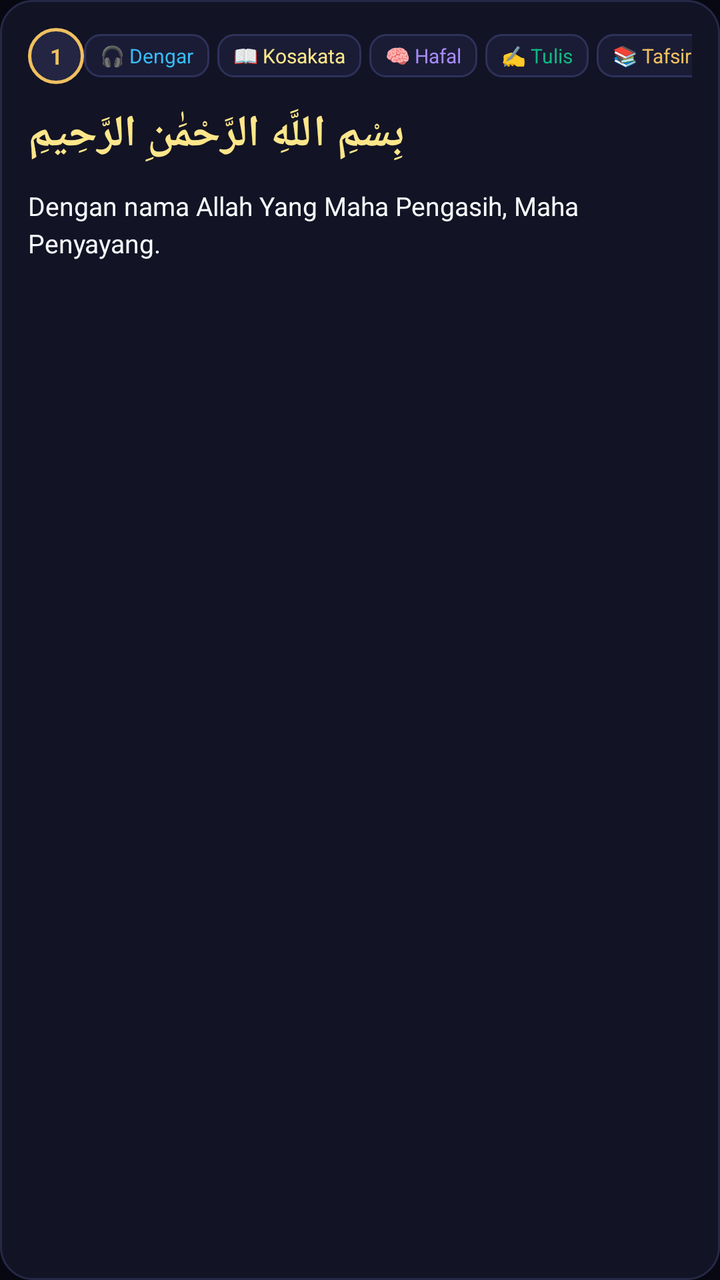
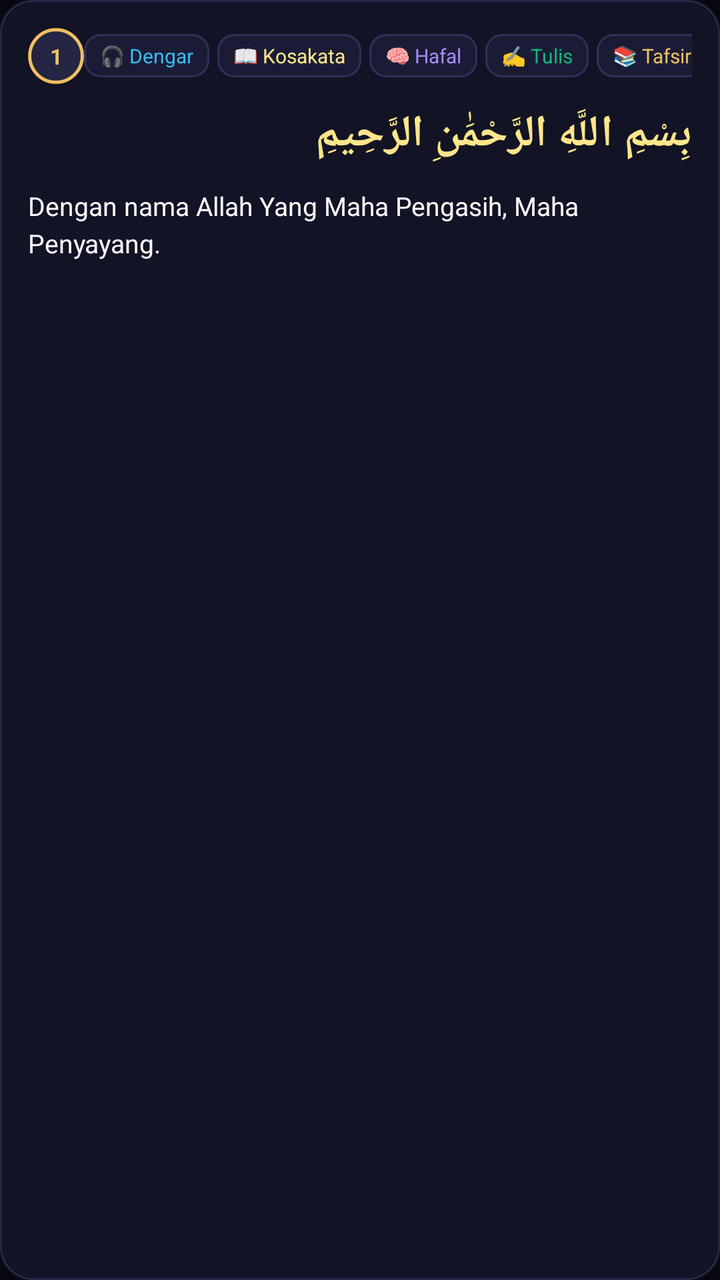

Screens rendered from an Android XML layout before and after an edit, with the pre-edit source and the edit as a unified diff.
<!-- AndroidManifest.xml: application theme AppTheme -->
<!-- res/layout/item_ayah.xml -->
<?xml version="1.0" encoding="utf-8"?>
<LinearLayout xmlns:android="http://schemas.android.com/apk/res/android"
    android:layout_width="match_parent"
    android:layout_height="wrap_content"
    android:layout_marginHorizontal="16dp"
    android:layout_marginVertical="6dp"
    android:background="@drawable/bg_card_surah"
    android:orientation="vertical"
    android:padding="14dp">

    
    <LinearLayout
        android:layout_width="match_parent"
        android:layout_height="wrap_content"
        android:orientation="horizontal"
        android:gravity="center_vertical"
        android:paddingBottom="10dp">

        
        <TextView
            android:id="@+id/tv_ayah_number"
            android:layout_width="28dp"
            android:layout_height="28dp"
            android:background="@drawable/bg_badge_number"
            android:gravity="center"
            android:text="1"
            android:textColor="@color/gold_primary"
            android:textSize="11sp"
            android:textStyle="bold" />

        <View
            android:layout_width="0dp"
            android:layout_height="1dp"
            android:layout_weight="1" />

        
        <TextView
            android:id="@+id/btn_ayah_play"
            android:layout_width="wrap_content"
            android:layout_height="wrap_content"
            android:background="@drawable/bg_chip_action"
            android:paddingHorizontal="8dp"
            android:paddingVertical="4dp"
            android:text="🎧 Dengar"
            android:textColor="@color/cyan_accent"
            android:textSize="10sp"
            android:layout_marginEnd="4dp" />

        
        <TextView
            android:id="@+id/btn_ayah_kosakata"
            android:layout_width="wrap_content"
            android:layout_height="wrap_content"
            android:background="@drawable/bg_chip_action"
            android:paddingHorizontal="8dp"
            android:paddingVertical="4dp"
            android:text="📖 Kosakata"
            android:textColor="@color/gold_light"
            android:textSize="10sp"
            android:layout_marginEnd="4dp" />

        
        <TextView
            android:id="@+id/btn_ayah_hafal"
            android:layout_width="wrap_content"
            android:layout_height="wrap_content"
            android:background="@drawable/bg_chip_action"
            android:paddingHorizontal="8dp"
            android:paddingVertical="4dp"
            android:text="🧠 Hafal"
            android:textColor="@color/purple_accent"
            android:textSize="10sp"
            android:layout_marginEnd="4dp" />

        
        <TextView
            android:id="@+id/btn_ayah_tulis"
            android:layout_width="wrap_content"
            android:layout_height="wrap_content"
            android:background="@drawable/bg_chip_action"
            android:paddingHorizontal="8dp"
            android:paddingVertical="4dp"
            android:text="✍️ Tulis"
            android:textColor="@color/emerald"
            android:textSize="10sp"
            android:layout_marginEnd="4dp" />

        
        <TextView
            android:id="@+id/btn_ayah_pelajari"
            android:layout_width="wrap_content"
            android:layout_height="wrap_content"
            android:background="@drawable/bg_chip_action"
            android:paddingHorizontal="8dp"
            android:paddingVertical="4dp"
            android:text="📚 Tafsir"
            android:textColor="@color/gold_primary"
            android:textSize="10sp" />
    </LinearLayout>

    
    <TextView
        android:id="@+id/tv_ayah_arabic"
        android:layout_width="match_parent"
        android:layout_height="wrap_content"
        android:gravity="right|end"
        android:layoutDirection="rtl"
        android:textDirection="rtl"
        android:textAlignment="gravity"
        android:lineSpacingMultiplier="1.4"
        android:text="بِسْمِ اللَّهِ الرَّحْمَٰنِ الرَّحِيمِ"
        android:textColor="@color/gold_light"
        android:textSize="22sp"
        android:textStyle="bold"
        android:layout_marginBottom="12dp" />

    
    <TextView
        android:id="@+id/tv_ayah_indo"
        android:layout_width="match_parent"
        android:layout_height="wrap_content"
        android:lineSpacingMultiplier="1.2"
        android:text="Dengan nama Allah Yang Maha Pengasih, Maha Penyayang."
        android:textColor="@color/text_primary"
        android:textSize="13sp" />

</LinearLayout>
<!-- resources referenced by this layout -->
<resources>
  <color name="cyan_accent">#38BDF8</color>
  <color name="emerald">#10B981</color>
  <color name="gold_light">#FDE68A</color>
  <color name="gold_primary">#F0C060</color>
  <color name="purple_accent">#A78BFA</color>
  <color name="text_primary">#F8FAFC</color>
  <!-- drawable bg_badge_number (drawable) -->
  <?xml version="1.0" encoding="utf-8"?>
  <shape xmlns:android="http://schemas.android.com/apk/res/android"
      android:shape="oval">
      <solid android:color="#232542" />
      <stroke android:width="1.5dp" android:color="@color/gold_primary" />
  </shape>
  <!-- drawable bg_card_surah (drawable) -->
  <?xml version="1.0" encoding="utf-8"?>
  <shape xmlns:android="http://schemas.android.com/apk/res/android"
      android:shape="rectangle">
      <solid android:color="@color/bg_card" />
      <corners android:radius="16dp" />
      <stroke android:width="1dp" android:color="@color/border_color" />
  </shape>
  <!-- drawable bg_chip_action (drawable) -->
  <?xml version="1.0" encoding="utf-8"?>
  <shape xmlns:android="http://schemas.android.com/apk/res/android"
      android:shape="rectangle">
      <solid android:color="#1A1C36" />
      <corners android:radius="8dp" />
      <stroke android:width="1dp" android:color="#2E3159" />
  </shape>
  <style name="AppTheme" parent="Theme.MaterialComponents.DayNight.NoActionBar">
          <item name="colorPrimary">@color/gold_primary</item>
          <item name="colorPrimaryDark">@color/bg_main</item>
          <item name="colorAccent">@color/gold_primary</item>
          <item name="android:windowBackground">@color/bg_main</item>
          <item name="android:statusBarColor">@color/bg_main</item>
          <item name="android:navigationBarColor">@color/bg_main</item>
      </style>
  <color name="bg_card">#121324</color>
  <color name="border_color">#262847</color>
  <color name="bg_main">#080812</color>
</resources>

<!-- the commit's change to res/layout/item_ayah.xml (unified diff, before → after) -->
@@ -103,10 +103,10 @@
         android:id="@+id/tv_ayah_arabic"
         android:layout_width="match_parent"
         android:layout_height="wrap_content"
-        android:gravity="right|end"
+        android:gravity="right"
         android:layoutDirection="rtl"
         android:textDirection="rtl"
-        android:textAlignment="gravity"
+        android:textAlignment="textStart"
         android:lineSpacingMultiplier="1.4"
         android:text="بِسْمِ اللَّهِ الرَّحْمَٰنِ الرَّحِيمِ"
         android:textColor="@color/gold_light"
